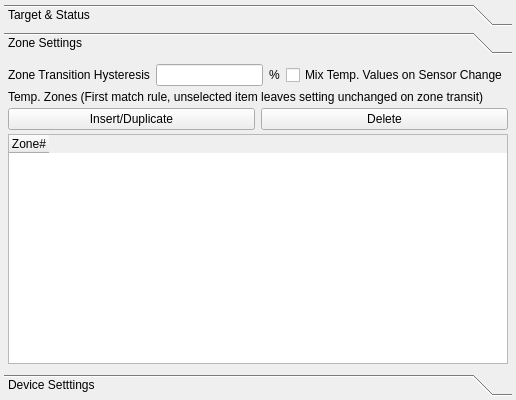
First picture: the form in modules/tempcontrol/tempmanagerform.ui, repository northriv/KAME, before the edit.
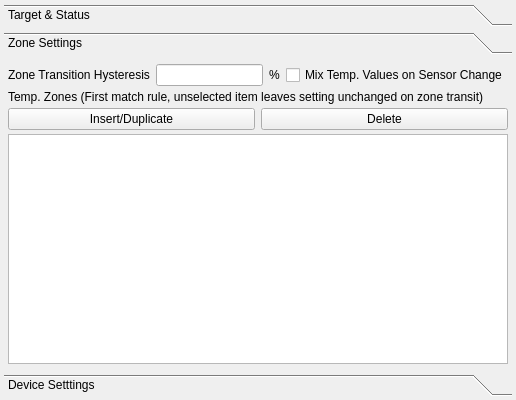
Second picture: the form after the edit. The open tabs and pages were chosen to show the change.

Diff of the .ui file:
```diff
--- a/modules/tempcontrol/tempmanagerform.ui
+++ b/modules/tempcontrol/tempmanagerform.ui
@@ -485,9 +485,18 @@
             <height>16777215</height>
            </size>
           </property>
+          <property name="sizeAdjustPolicy">
+           <enum>QAbstractScrollArea::AdjustIgnored</enum>
+          </property>
           <property name="selectionMode">
            <enum>QAbstractItemView::SingleSelection</enum>
           </property>
+          <property name="cornerButtonEnabled">
+           <bool>true</bool>
+          </property>
+          <attribute name="horizontalHeaderVisible">
+           <bool>false</bool>
+          </attribute>
           <attribute name="horizontalHeaderCascadingSectionResizes">
            <bool>false</bool>
           </attribute>
```
Left out of the diff: 8 changed lines with no effect on the pictures.
